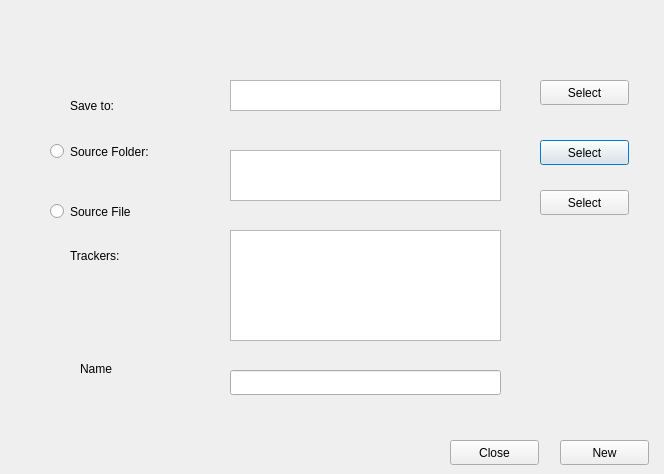
Above: gui/torrent_gui/maketorrentwindow.ui from smirok/HSE-2020-torrent-project before the change. Below: the same form after it.
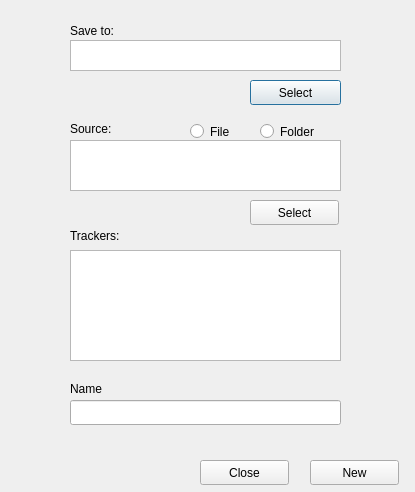
That is the form after the change.

```diff
--- a/gui/torrent_gui/maketorrentwindow.ui
+++ b/gui/torrent_gui/maketorrentwindow.ui
@@ -6,8 +6,8 @@
    <rect>
     <x>0</x>
     <y>0</y>
-    <width>664</width>
-    <height>474</height>
+    <width>415</width>
+    <height>492</height>
    </rect>
   </property>
   <property name="windowTitle">
@@ -17,9 +17,9 @@
    <property name="geometry">
     <rect>
      <x>70</x>
-     <y>90</y>
-     <width>151</width>
-     <height>31</height>
+     <y>20</y>
+     <width>61</width>
+     <height>21</height>
     </rect>
    </property>
    <property name="text">
@@ -30,7 +30,7 @@
    <property name="geometry">
     <rect>
      <x>70</x>
-     <y>240</y>
+     <y>220</y>
      <width>111</width>
      <height>31</height>
     </rect>
@@ -42,61 +42,35 @@
   <widget class="QRadioButton" name="radio_button_folder">
    <property name="geometry">
     <rect>
-     <x>50</x>
-     <y>140</y>
-     <width>112</width>
+     <x>260</x>
+     <y>120</y>
+     <width>71</width>
      <height>23</height>
     </rect>
    </property>
    <property name="text">
-    <string>Source Folder:</string>
+    <string>Folder</string>
    </property>
   </widget>
   <widget class="QRadioButton" name="radio_button_file">
    <property name="geometry">
     <rect>
-     <x>50</x>
-     <y>200</y>
-     <width>112</width>
+     <x>190</x>
+     <y>120</y>
+     <width>71</width>
      <height>23</height>
     </rect>
    </property>
    <property name="text">
-    <string>Source File</string>
-   </property>
-  </widget>
-  <widget class="QPushButton" name="push_button_folder">
-   <property name="geometry">
-    <rect>
-     <x>540</x>
-     <y>140</y>
-     <width>89</width>
-     <height>25</height>
-    </rect>
-   </property>
-   <property name="text">
-    <string>Select</string>
-   </property>
-  </widget>
-  <widget class="QPushButton" name="push_button_file">
-   <property name="geometry">
-    <rect>
-     <x>540</x>
-     <y>190</y>
-     <width>89</width>
-     <height>25</height>
-    </rect>
-   </property>
-   <property name="text">
-    <string>Select</string>
+    <string>File</string>
    </property>
   </widget>
   <widget class="QPushButton" name="push_button_save_location">
    <property name="geometry">
     <rect>
-     <x>540</x>
+     <x>250</x>
      <y>80</y>
-     <width>89</width>
+     <width>91</width>
      <height>25</height>
     </rect>
    </property>
@@ -107,8 +81,8 @@
   <widget class="QTextEdit" name="text_edit_trackers">
    <property name="geometry">
     <rect>
-     <x>230</x>
-     <y>230</y>
+     <x>70</x>
+     <y>250</y>
      <width>271</width>
      <height>111</height>
     </rect>
@@ -117,8 +91,8 @@
   <widget class="QTextBrowser" name="text_browser_save_location">
    <property name="geometry">
     <rect>
-     <x>230</x>
-     <y>80</y>
+     <x>70</x>
+     <y>40</y>
      <width>271</width>
      <height>31</height>
     </rect>
@@ -127,8 +101,8 @@
   <widget class="QTextBrowser" name="text_browser_source">
    <property name="geometry">
     <rect>
-     <x>230</x>
-     <y>150</y>
+     <x>70</x>
+     <y>140</y>
      <width>271</width>
      <height>51</height>
     </rect>
@@ -137,8 +111,8 @@
   <widget class="QPushButton" name="push_button_new">
    <property name="geometry">
     <rect>
-     <x>560</x>
-     <y>440</y>
+     <x>310</x>
+     <y>460</y>
      <width>89</width>
      <height>25</height>
     </rect>
@@ -150,9 +124,9 @@
   <widget class="QLabel" name="label_name">
    <property name="geometry">
     <rect>
-     <x>80</x>
-     <y>360</y>
-     <width>131</width>
+     <x>70</x>
+     <y>380</y>
+     <width>51</width>
      <height>17</height>
     </rect>
    </property>
@@ -163,8 +137,8 @@
   <widget class="QLineEdit" name="line_edit_name">
    <property name="geometry">
     <rect>
-     <x>230</x>
-     <y>370</y>
+     <x>70</x>
+     <y>400</y>
      <width>271</width>
      <height>25</height>
     </rect>
@@ -173,8 +147,8 @@
   <widget class="QPushButton" name="push_button_close">
    <property name="geometry">
     <rect>
-     <x>450</x>
-     <y>440</y>
+     <x>200</x>
+     <y>460</y>
      <width>89</width>
      <height>25</height>
     </rect>
@@ -183,6 +157,32 @@
     <string>Close</string>
    </property>
   </widget>
+  <widget class="QLabel" name="label_source">
+   <property name="geometry">
+    <rect>
+     <x>70</x>
+     <y>120</y>
+     <width>67</width>
+     <height>17</height>
+    </rect>
+   </property>
+   <property name="text">
+    <string>Source:</string>
+   </property>
+  </widget>
+  <widget class="QPushButton" name="push_button_source">
+   <property name="geometry">
+    <rect>
+     <x>250</x>
+     <y>200</y>
+     <width>89</width>
+     <height>25</height>
+    </rect>
+   </property>
+   <property name="text">
+    <string>Select</string>
+   </property>
+  </widget>
  </widget>
  <resources/>
  <connections/>
```
